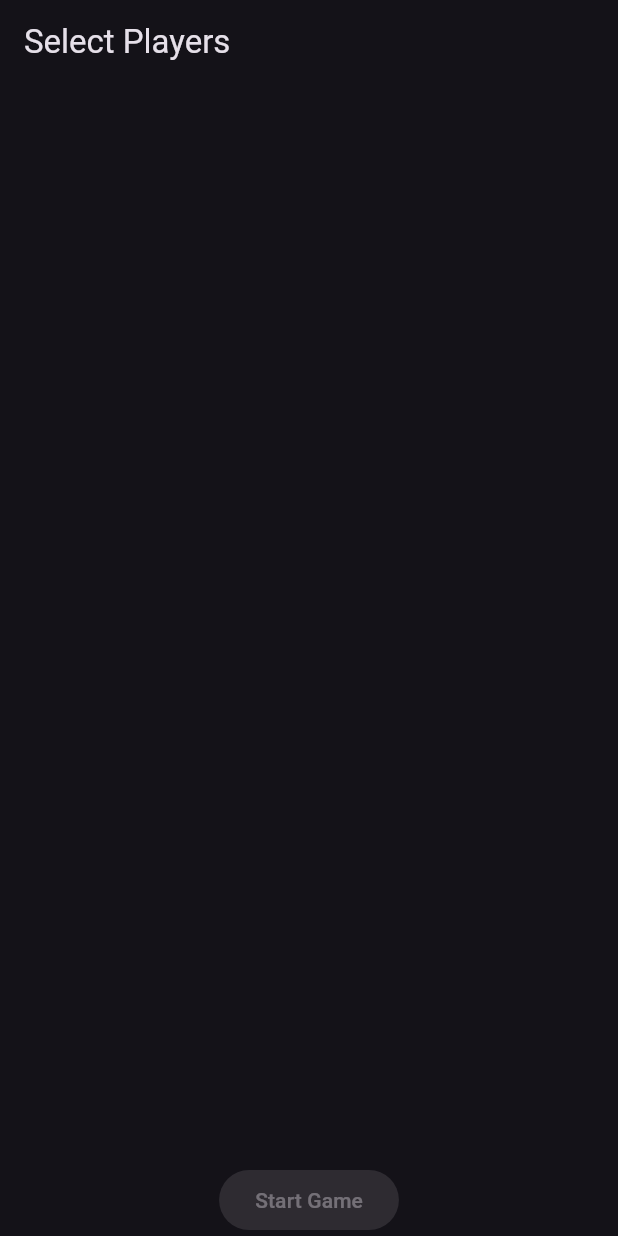
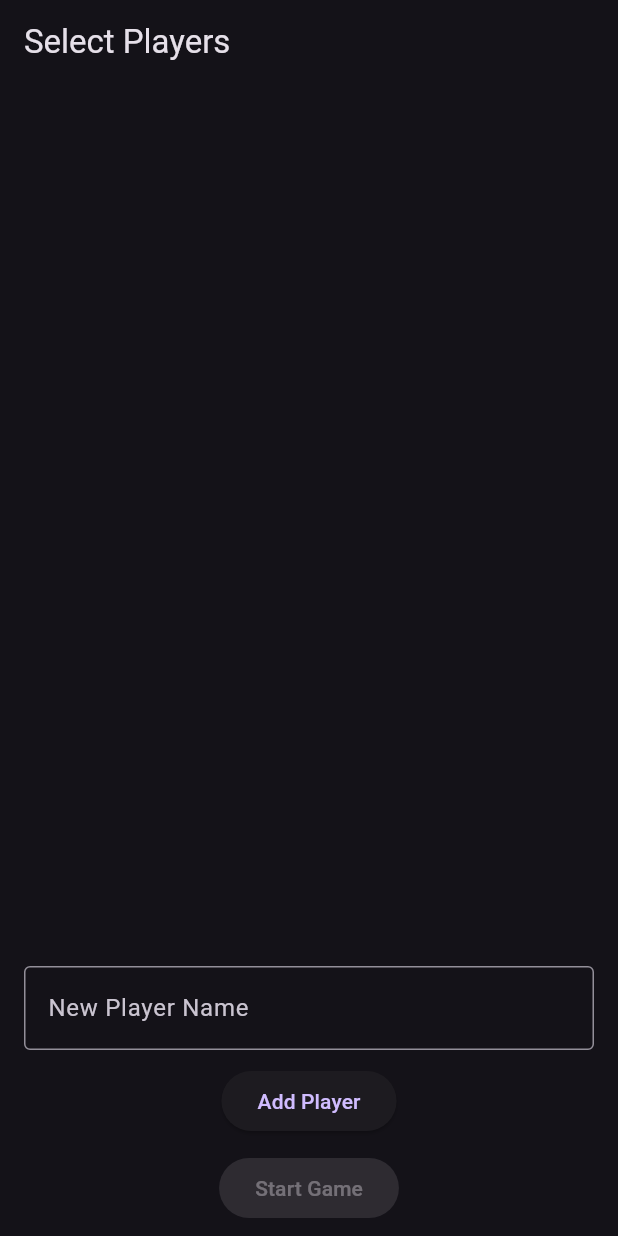
Before and after one commit to OlliYY/darts_scorekeeper, a Flutter app: the screen it shows after launch, on a phone screen of 412 x 824 dp. Run offline on Flutter 3.47's test engine with Material 3 defaults, Android fonts, the phone set to English and light mode, and no system bars; our stand-ins replace supabase; accounts and stored records are empty.

Commit message:
-Moved add player button to the main starting screen

```diff
--- a/lib/screens/select_players_screen.dart
+++ b/lib/screens/select_players_screen.dart
@@ -3,7 +3,7 @@ import 'package:supabase/supabase.dart';
 import '../supabase_config.dart';
 import 'game_screen.dart';
 
-/// Screen where user can select 2 players from the database
+/// Screen where user can select 2 players from the database and add new ones.
 class SelectPlayersScreen extends StatefulWidget {
   const SelectPlayersScreen({super.key});
 
@@ -17,6 +17,8 @@ class _SelectPlayersScreenState extends State<SelectPlayersScreen> {
   Map<String, dynamic>? selectedPlayer1;
   Map<String, dynamic>? selectedPlayer2;
 
+  final TextEditingController _nameController = TextEditingController();
+
   /// Fetch players from Supabase
   Future<void> fetchPlayers() async {
     final response = await supabase.from('players').select();
@@ -25,12 +27,26 @@ class _SelectPlayersScreenState extends State<SelectPlayersScreen> {
     });
   }
 
-  @override
-  void initState() {
-    super.initState();
-    fetchPlayers();
+  /// Add a new player to Supabase
+  Future<void> addPlayer() async {
+    final name = _nameController.text.trim();
+    if (name.isEmpty) return;
+
+    try {
+      await supabase.from('players').insert({'name': name});
+      _nameController.clear();
+      fetchPlayers(); // update player list
+      ScaffoldMessenger.of(context).showSnackBar(
+        SnackBar(content: Text('Player "$name" added!')),
+      );
+    } catch (e) {
+      ScaffoldMessenger.of(context).showSnackBar(
+        SnackBar(content: Text('Error: $e')),
+      );
+    }
   }
 
+  /// Start game with selected players
   void startGame() {
     if (selectedPlayer1 != null && selectedPlayer2 != null) {
       Navigator.push(
@@ -45,6 +61,7 @@ class _SelectPlayersScreenState extends State<SelectPlayersScreen> {
     }
   }
 
+  /// Build a selectable player list tile
   Widget buildPlayerTile(Map<String, dynamic> player) {
     final isSelected = player == selectedPlayer1 || player == selectedPlayer2;
     return ListTile(
@@ -63,6 +80,12 @@ class _SelectPlayersScreenState extends State<SelectPlayersScreen> {
   }
 
   @override
+  void initState() {
+    super.initState();
+    fetchPlayers();
+  }
+
+  @override
   Widget build(BuildContext context) {
     return Scaffold(
       appBar: AppBar(title: const Text('Select Players')),
@@ -73,9 +96,29 @@ class _SelectPlayersScreenState extends State<SelectPlayersScreen> {
               children: players.map(buildPlayerTile).toList(),
             ),
           ),
-          ElevatedButton(
-            onPressed: (selectedPlayer1 != null && selectedPlayer2 != null) ? startGame : null,
-            child: const Text('Start Game'),
+          Padding(
+            padding: const EdgeInsets.symmetric(horizontal: 16.0, vertical: 8),
+            child: Column(
+              children: [
+                TextField(
+                  controller: _nameController,
+                  decoration: const InputDecoration(
+                    labelText: 'New Player Name',
+                    border: OutlineInputBorder(),
+                  ),
+                ),
+                const SizedBox(height: 10),
+                ElevatedButton(
+                  onPressed: addPlayer,
+                  child: const Text('Add Player'),
+                ),
+                const SizedBox(height: 10),
+                ElevatedButton(
+                  onPressed: (selectedPlayer1 != null && selectedPlayer2 != null) ? startGame : null,
+                  child: const Text('Start Game'),
+                ),
+              ],
+            ),
           ),
         ],
       ),
```
